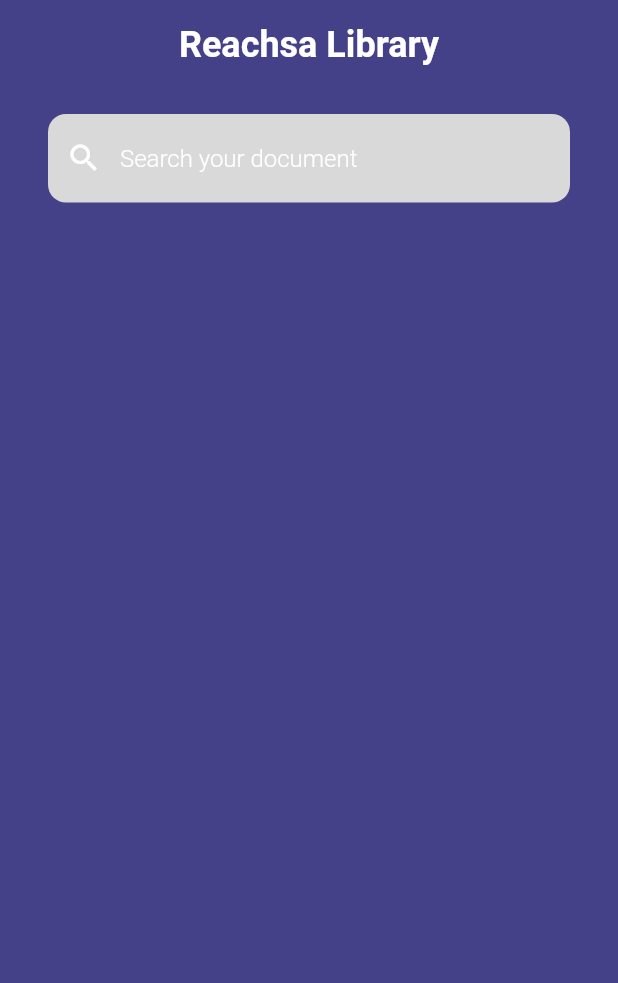
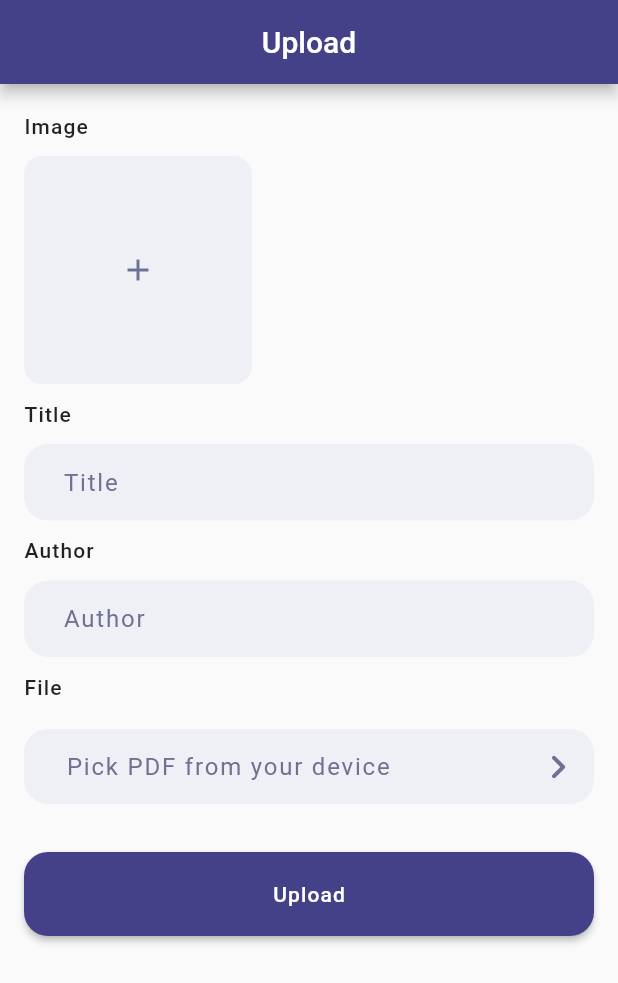
Before and after one commit to MrrTmob/e_library, a Flutter app: the screen it shows after launch, on a phone screen of 412 x 824 dp. Shown: the top 983 px of the screen. Run offline on Flutter 3.47's test engine with Material 2 defaults, Android fonts, the phone set to English and light mode, and no system bars; missing offline and left inert: amplify_core.

Commit message:
upload form

```diff
--- a/lib/main.dart
+++ b/lib/main.dart
@@ -1,4 +1,5 @@
 import 'package:e_library/screen/home.dart';
+import 'package:e_library/screen/upload.dart';
 import 'package:e_library/utils.dart';
 
 import 'package:flutter/material.dart';
@@ -14,8 +15,8 @@ class MyApp extends StatelessWidget {
   Widget build(BuildContext context) {
     return  MaterialApp(
       home: Scaffold(
-        backgroundColor: primaryColor,
-        body: const Home()),
+        // backgroundColor: primaryColor,
+        body: const Upload()),
     );
   }
 }
--- a/lib/screen/home.dart
+++ b/lib/screen/home.dart
@@ -9,7 +9,7 @@ class Home extends StatelessWidget {
     return Column(
       children: [
         const Padding(
-          padding: EdgeInsets.all(16.0),
+          padding: EdgeInsets.all(32.0),
           child: Text(
             "Reachsa Library",
             style: TextStyle(
--- a/lib/screen/upload.dart
+++ b/lib/screen/upload.dart
@@ -0,0 +1,133 @@
+import 'package:flutter/material.dart';
+
+import '../utils.dart';
+
+class Upload extends StatelessWidget {
+  const Upload({Key? key}) : super(key: key);
+
+  @override
+  Widget build(BuildContext context) {
+    TextEditingController title = TextEditingController();
+    TextEditingController author = TextEditingController();
+    const TextStyle style = TextStyle(fontWeight: FontWeight.w500, fontSize: 14.0, letterSpacing: 0.75);
+    return Scaffold(
+      appBar: AppBar(
+        title: const Text("Upload"),
+        backgroundColor: primaryColor,
+        centerTitle: true,
+      ),
+      body: SingleChildScrollView(
+
+        child: Column(
+          crossAxisAlignment: CrossAxisAlignment.start,
+          children: [
+            const SizedBox(
+              height: 16,
+            ),
+            const Padding(
+              padding:  EdgeInsets.symmetric(horizontal: 16,vertical: 4),
+              child:  Text("Image",style: style),
+            ),
+            Padding(
+              padding: const EdgeInsets.symmetric(horizontal: 16, vertical: 8),
+              child: Container(
+                decoration: BoxDecoration(color: secondaryColor,borderRadius: BorderRadius.circular(12.0)),
+                child: const Padding(
+                  padding: EdgeInsets.all(64),
+                  child: Icon(Icons.add,color: Color(0xFF6E7191),),
+                ),),
+            ),
+             const Padding(
+              padding:  EdgeInsets.symmetric(horizontal: 16,vertical: 4),
+              child:  Text("Title",style:style),
+            ),
+            Padding(
+              padding: const EdgeInsets.symmetric(horizontal: 16, vertical: 8),
+              child: buildTextField("Title", title),
+            ),
+            const Padding(
+              padding:  EdgeInsets.symmetric(horizontal: 16,vertical: 4),
+              child:  Text("Author",style:style),
+            ),
+            Padding(
+              padding: const EdgeInsets.symmetric(horizontal: 16, vertical: 8),
+              child: buildTextField("Author", author),
+            ),
+            const Padding(
+              padding:  EdgeInsets.symmetric(horizontal: 16,vertical: 4),
+              child:  Text("File",style:style),
+
+            ),
+            Padding(
+              padding: const EdgeInsets.symmetric(horizontal: 16, vertical: 8),
+              child: Container(),
+            )
+            ,Padding(
+              padding: const EdgeInsets.symmetric(horizontal: 16, vertical: 0),
+              child: Container(
+                height: 50,
+                width: double.infinity,
+                decoration: BoxDecoration(
+                  color: secondaryColor,
+                  borderRadius: BorderRadius.circular(16.0),
+
+                ),
+                child: Padding(
+                  padding: const EdgeInsets.only(left: 28,right: 8),
+                  child: Row(
+                    mainAxisAlignment: MainAxisAlignment.spaceBetween,
+                    crossAxisAlignment: CrossAxisAlignment.center,
+                    children: const [
+                     Text("Pick PDF from your device",style: TextStyle(color: Color(0xFF6E7191),fontSize: 16, letterSpacing: 1.2)),
+                    Icon( Icons.chevron_right_rounded,color: Color(0xFF6E7191),size: 32,),
+                  ]),
+                ),
+
+              ),
+            ),
+            Padding(
+              padding: const EdgeInsets.symmetric(horizontal: 16, vertical: 32),
+              child: SizedBox(
+                width: double.infinity,
+                child: ElevatedButton(
+
+                   style: ElevatedButton.styleFrom(
+                    shape: RoundedRectangleBorder(borderRadius: BorderRadius.circular(16.0)),
+
+                      primary: primaryColor,
+                      padding: const EdgeInsets.symmetric(horizontal: 50, vertical: 20),
+                      textStyle: const TextStyle(
+                      fontSize: 30,
+                      fontWeight: FontWeight.bold)),
+                  onPressed: (){}, child: const Text("Upload",style: style,),
+                ),
+              ),
+            ),
+          ],
+        ),
+      ),
+    );
+  }
+}
+
+TextField buildTextField(String hintText, TextEditingController controller) {
+  return TextField(
+      controller: controller,
+      keyboardType: TextInputType.text,
+      decoration: InputDecoration(
+        border: InputBorder.none,
+        fillColor: secondaryColor,
+        filled: true,
+        hintText: hintText,
+        hintStyle:
+            const TextStyle(color: Color(0xFF6E7191), letterSpacing: 1.2),
+        contentPadding:
+            const EdgeInsets.symmetric(horizontal: 26.0, vertical: 16.0),
+        enabledBorder: OutlineInputBorder(
+            borderRadius: BorderRadius.circular(16.0),
+            borderSide: const BorderSide(color: Colors.transparent)),
+        focusedBorder: OutlineInputBorder(
+            borderRadius: BorderRadius.circular(16.0),
+            borderSide: const BorderSide(color: Colors.transparent)),
+      ));
+}
--- a/lib/utils.dart
+++ b/lib/utils.dart
@@ -1,4 +1,4 @@
 import 'package:flutter/material.dart';
 
 Color primaryColor = const Color(0xff444189);
-Color secondaryColor = const Color(0xffD9D9D9);
+Color secondaryColor = const Color(0xFFEFF0F6);
```
Also changed, not shown: 2 other files.
